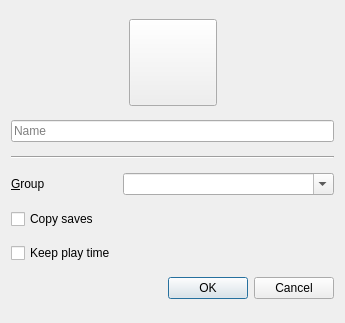
The window that launcher/ui/dialogs/CopyInstanceDialog.ui (FreesmTeam/FreesmLauncher) describes before a commit, drawn with Qt 5.
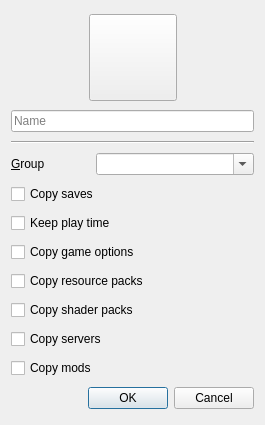
The same window after the commit. Icons and pictures are not drawn.

Commit message:
add more options to copy instance dialog
- Copy game options, copy resource packs, copy shaders,
copy servers, and copy mods
- Also made a new InstanceCopyPrefs struct to store those
options rather than passing 7 different booleans into
InstanceCopyTask's constructor

The edit to the form file:
```diff
--- a/launcher/ui/dialogs/CopyInstanceDialog.ui
+++ b/launcher/ui/dialogs/CopyInstanceDialog.ui
@@ -9,8 +9,8 @@
    <rect>
     <x>0</x>
     <y>0</y>
-    <width>345</width>
-    <height>323</height>
+    <width>265</width>
+    <height>425</height>
    </rect>
   </property>
   <property name="windowTitle">
@@ -33,7 +33,7 @@
        </property>
        <property name="sizeHint" stdset="0">
         <size>
-         <width>40</width>
+         <width>60</width>
          <height>20</height>
         </size>
        </property>
@@ -123,6 +123,50 @@
      </property>
     </widget>
    </item>
+   <item>
+    <widget class="QCheckBox" name="copyGameOptionsCheckbox">
+     <property name="toolTip">
+      <string>Copy the in-game options like FOV, max framerate, etc.</string>
+     </property>
+     <property name="text">
+      <string>Copy game options</string>
+     </property>
+    </widget>
+   </item>
+   <item>
+    <widget class="QCheckBox" name="copyResPacksCheckbox">
+     <property name="enabled">
+      <bool>true</bool>
+     </property>
+     <property name="text">
+      <string>Copy resource packs</string>
+     </property>
+    </widget>
+   </item>
+   <item>
+    <widget class="QCheckBox" name="copyShaderPacksCheckbox">
+     <property name="text">
+      <string>Copy shader packs</string>
+     </property>
+    </widget>
+   </item>
+   <item>
+    <widget class="QCheckBox" name="copyServersCheckbox">
+     <property name="text">
+      <string>Copy servers</string>
+     </property>
+    </widget>
+   </item>
+   <item>
+    <widget class="QCheckBox" name="copyModsCheckbox">
+     <property name="toolTip">
+      <string>Disabling this will still keep the mod loader (ex: Fabric, Quilt, etc.) but erase the mods folder and their configs.</string>
+     </property>
+     <property name="text">
+      <string>Copy mods</string>
+     </property>
+    </widget>
+   </item>
    <item>
     <widget class="QDialogButtonBox" name="buttonBox">
      <property name="orientation">
```
Left out of the diff: 8 changed lines with no effect on the pictures. The commit also changes 7 other files.
